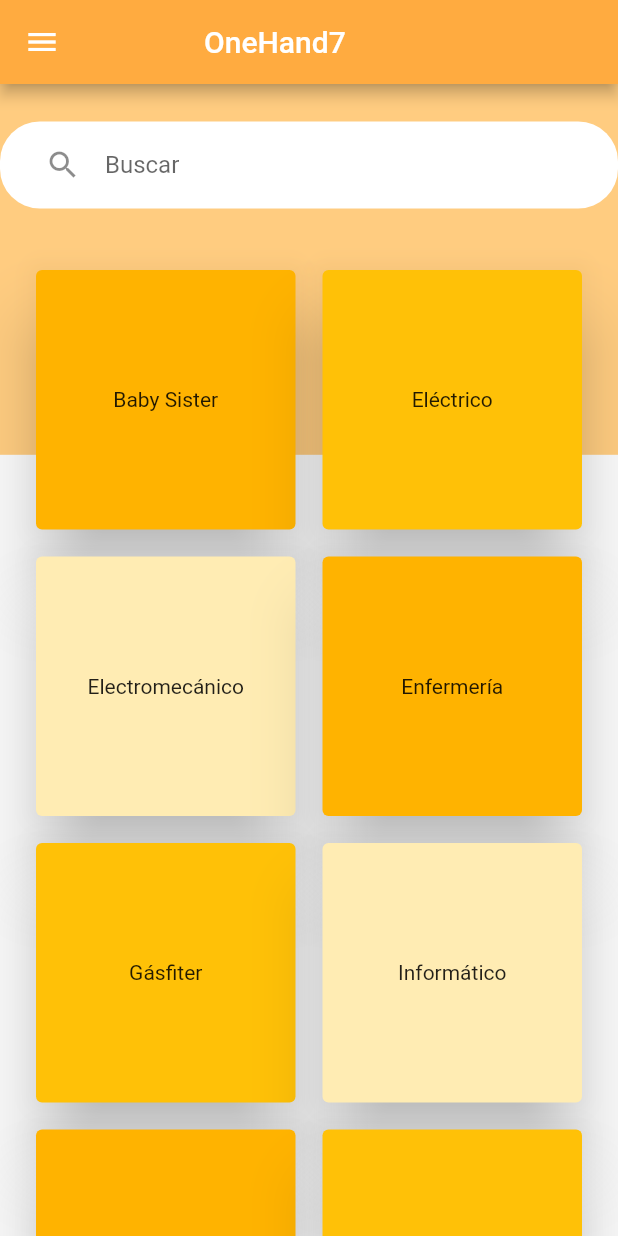
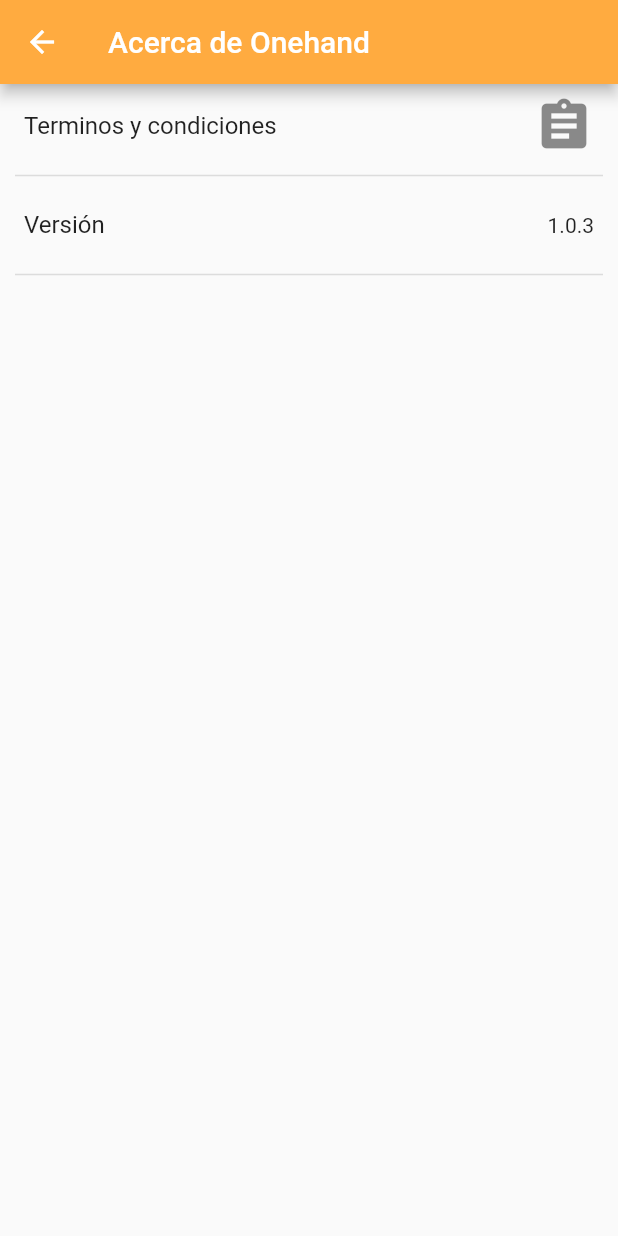
Before and after one commit to Onehand7/Prototipo01, a Flutter app: the PageInicio screen opened directly, in the side drawer, after a tap on "Acerca de onehand", on a phone screen of 412 x 824 dp. Run offline on Flutter 3.47's test engine with Material 2 defaults, Android fonts, the phone set to English and light mode, and no system bars.

Commit message:
Añadido la pagina Acerca de Onehand

```diff
--- a/lib/menu/Inicio.dart
+++ b/lib/menu/Inicio.dart
@@ -3,6 +3,7 @@ import 'package:proto01/menu/solicitud/page_solicitud.dart';
 import 'package:proto01/menu/menu_principal.dart';
 import 'package:proto01/menu/perfil/mi_perfil.dart';
 import 'package:proto01/menu/configuracion/confi.dart';
+import 'package:proto01/menuLateral/acercade.dart';
 
 class PageInicio extends StatefulWidget {
   final Data data;
@@ -142,8 +143,7 @@ class _PageInicio extends State<PageInicio> {
                   // _onSelectItem(4);
                   Navigator.of(context).pop();
                   Navigator.of(context).push(MaterialPageRoute(
-                      builder: (BuildContext context) =>
-                          ConfiguracionPage()));
+                      builder: (BuildContext context) => ConfiguracionPage()));
                 },
               ),
               Divider(
@@ -165,6 +165,9 @@ class _PageInicio extends State<PageInicio> {
                 onTap: () {
                   //_onSelectItem(5);
                   Navigator.of(context).pop();
+                  Navigator.of(context).push(MaterialPageRoute(
+                      builder: (BuildContext context) => AcercadeOnehand(
+                          data: Data(text: "Acerca de Onehand"))));
                 },
               ),
               Divider(
--- /dev/null
+++ b/lib/menuLateral/acercade.dart
@@ -0,0 +1,58 @@
+import 'package:flutter/material.dart';
+import 'package:proto01/menu/menu_principal.dart';
+
+class AcercadeOnehand extends StatefulWidget {
+  final Data data;
+  AcercadeOnehand({this.data});
+  @override
+  _AcercadeOnehand createState() => new _AcercadeOnehand(data2: data);
+}
+
+class _AcercadeOnehand extends State<AcercadeOnehand> {
+  final Data data2;
+  _AcercadeOnehand({this.data2});
+  @override
+  Widget build(BuildContext context) {
+    return Scaffold(
+      appBar: AppBar(
+        title: Text("${data2.text}"),
+        backgroundColor: Colors.orangeAccent,
+      ),
+      body: BuildAcercade(),
+    );
+  }
+
+  Widget BuildAcercade() {
+    return Container(
+      child: Column(
+        children: <Widget>[
+          ListTile(
+            title: Text("Terminos y condiciones"),
+            trailing: Icon(
+              Icons.assignment,
+              size: 40,
+            ),
+            onTap: () {},
+          ),
+          Divider(
+            height: 10,
+            indent: 10,
+            endIndent: 10,
+            thickness: 1,
+          ),
+          ListTile(
+            title: Text("Versión"),
+            trailing: Text("1.0.3"),
+            onTap: () {},
+          ),
+          Divider(
+            height: 10,
+            indent: 10,
+            endIndent: 10,
+            thickness: 1,
+          ),
+        ],
+      ),
+    );
+  }
+}
```
